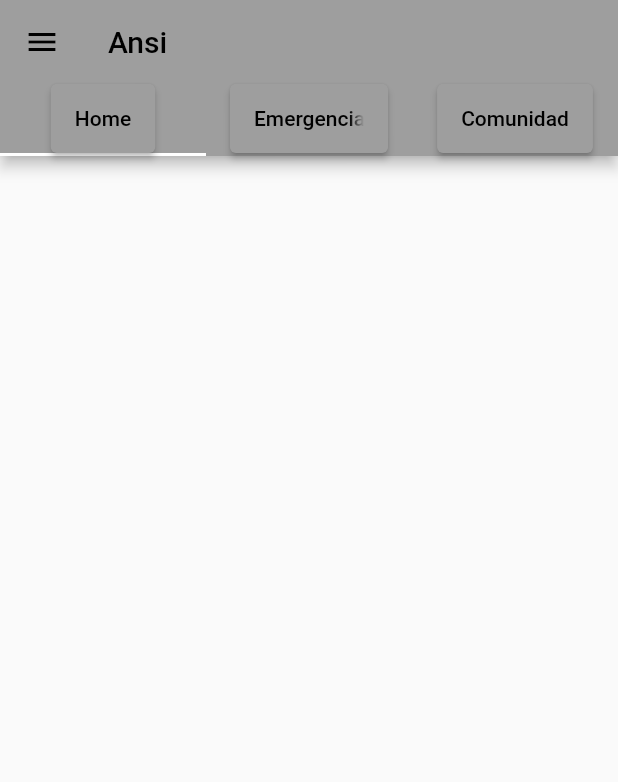
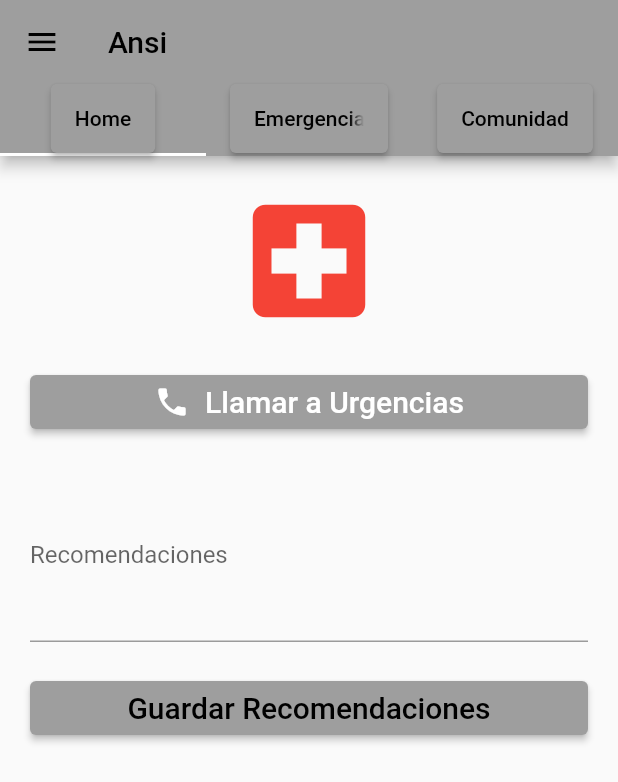
Before and after one commit to MiguelCallez/Ansi, a Flutter app: the Emergencia screen opened by its route, on a phone screen of 412 x 824 dp. Shown: the top 782 px of the screen. Run offline on Flutter 3.47's test engine with Material 2 defaults, Android fonts, the phone set to English and light mode, and no system bars; our stand-ins replace cloud_firestore, firebase_core, rive; accounts and stored records are empty.

Commit message:
commit ult

```diff
--- a/lib/Ansi/Emergencia.dart
+++ b/lib/Ansi/Emergencia.dart
@@ -7,6 +7,7 @@ import 'menu/configuracion.dart';
 import 'menu/contacto.dart';
 import 'menu/info.dart';
 import 'menu/perfil.dart';
+
 class Emergencia extends StatefulWidget {
   const Emergencia({super.key});
 
@@ -19,17 +20,17 @@ class _EmergenciaState extends State<Emergencia> {
   @override
   Widget build(BuildContext context) {
     var container;
-    if(pagina==DrawerSections.home){
-      container= home();
-    }else if(pagina==DrawerSections.perfil){
-      container= perfil();
-    }else if(pagina==DrawerSections.info){
+    if (pagina == DrawerSections.home) {
+      container = home();
+    } else if (pagina == DrawerSections.perfil) {
+      container = perfil();
+    } else if (pagina == DrawerSections.info) {
       container = info();
-    }else if(pagina==DrawerSections.configuracion){
+    } else if (pagina == DrawerSections.configuracion) {
       container = configuracion();
-    }else if(pagina==DrawerSections.contacto_psicologo){
+    } else if (pagina == DrawerSections.contacto_psicologo) {
       container = contacto();
-    }else if(pagina==DrawerSections.cerrarSesion){
+    } else if (pagina == DrawerSections.cerrarSesion) {
       container = cerrar();
     }
     return DefaultTabController(
@@ -68,7 +69,53 @@ class _EmergenciaState extends State<Emergencia> {
             ],
           ),
         ),
+        body: Container(
+          padding: EdgeInsets.all(20.0),
+          child: Column(
+            crossAxisAlignment: CrossAxisAlignment.stretch,
+            children: <Widget>[
+              Icon(
+                Icons.local_hospital,
+                size: 100.0,
+                color: Colors.red,
+              ),
+              SizedBox(height: 20.0),
+              ElevatedButton(
+                onPressed: () {
 
+                },
+                child: Row(
+                  mainAxisAlignment: MainAxisAlignment.center,
+                  children: <Widget>[
+                    Icon(Icons.phone, color: Colors.white),
+                    SizedBox(width: 10.0),
+                    Text(
+                      'Llamar a Urgencias',
+                      style: TextStyle(fontSize: 20.0, color: Colors.white),
+                    ),
+                  ],
+                ),
+              ),
+              SizedBox(height: 20.0),
+              TextField(
+                decoration: InputDecoration(
+                  labelText: 'Recomendaciones',
+                ),
+                maxLines: 4,
+              ),
+              SizedBox(height: 20.0),
+              ElevatedButton(
+                onPressed: () {
+
+                },
+                child: Text(
+                  'Guardar Recomendaciones',
+                  style: TextStyle(fontSize: 20.0),
+                ),
+              ),
+            ],
+          ),
+        ),
         drawer: Drawer(
           child: SingleChildScrollView(
             child: Container(
@@ -84,6 +131,7 @@ class _EmergenciaState extends State<Emergencia> {
       ),
     );
   }
+
   Widget drawerbarra() {
     return Container(
         padding: EdgeInsets.only(top: 15),
@@ -112,20 +160,20 @@ class _EmergenciaState extends State<Emergencia> {
         onTap: () {
           Navigator.pop(context);
           setState(() {
-            if(id==1){
-              pagina=DrawerSections.perfil;
-            }else if(id==2){
-              pagina=DrawerSections.info;
-            }else if(id==3){
-              pagina=DrawerSections.configuracion;
-            }else if(id==4){
-              pagina=DrawerSections.contacto_psicologo;
-            }else if(id==5){
-              pagina=DrawerSections.recomendaciones;
-            }else if(id==6){
-              pagina=DrawerSections.cerrarSesion;
-            }else if(id==7){
-              pagina=DrawerSections.home;
+            if (id == 1) {
+              pagina = DrawerSections.perfil;
+            } else if (id == 2) {
+              pagina = DrawerSections.info;
+            } else if (id == 3) {
+              pagina = DrawerSections.configuracion;
+            } else if (id == 4) {
+              pagina = DrawerSections.contacto_psicologo;
+            } else if (id == 5) {
+              pagina = DrawerSections.recomendaciones;
+            } else if (id == 6) {
+              pagina = DrawerSections.cerrarSesion;
+            } else if (id == 7) {
+              pagina = DrawerSections.home;
             }
           });
         },
@@ -157,6 +205,7 @@ class _EmergenciaState extends State<Emergencia> {
     );
   }
 }
+
 enum DrawerSections {
   perfil,
   info,
```
Also changed, not shown: lib/Ansi/comunidad.dart (+88 -0 lines). Lines whose indentation alone changed are shown as unchanged.
